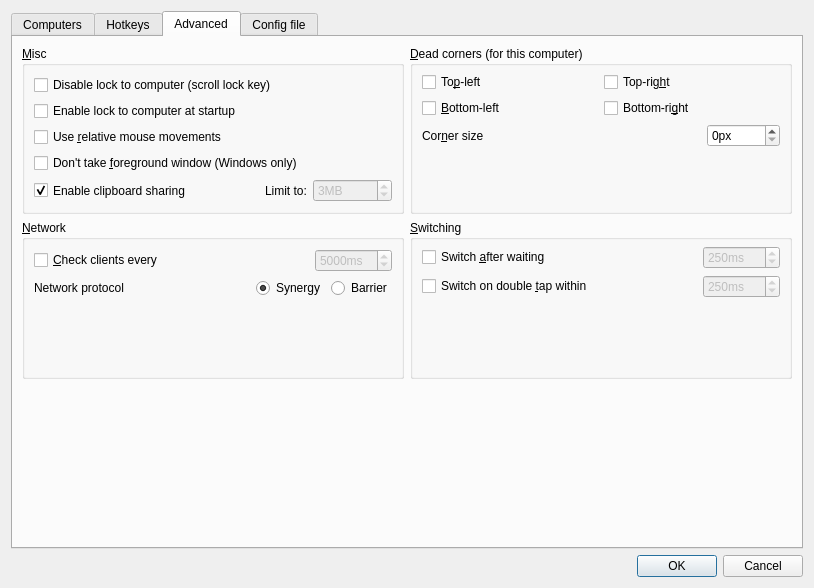
The window that src/lib/gui/dialogs/ServerConfigDialog.ui (deskflow/deskflow) describes before a commit, drawn with Qt 5.
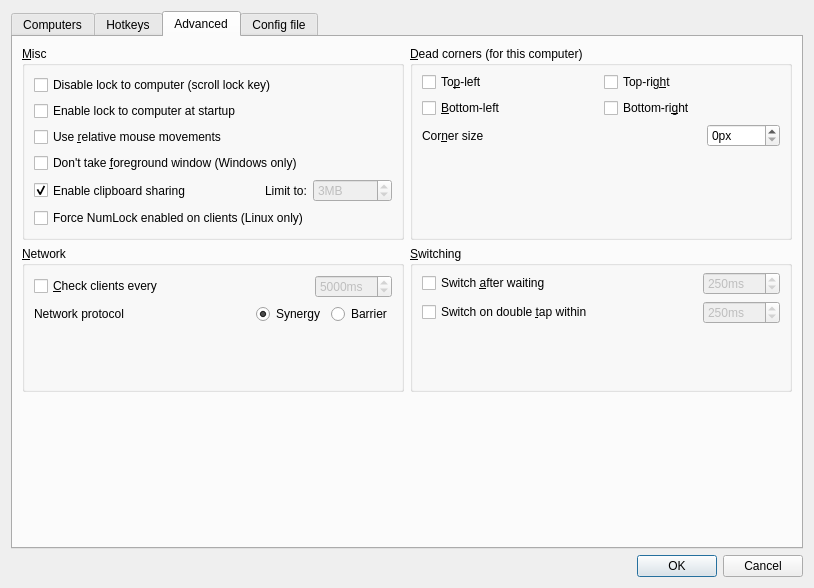
The same window after the commit. The open tabs and pages were chosen to show the change. Icons and pictures are not drawn. Custom widgets are drawn as their Qt base class.

Commit message:
feat: add an option to force toggle-on NumLock on Linux servers
this is mostly a temporary workaround for Wayland compositors that don't
properly send modifier EI events.

this is also a workaround for Deskflow until it handles modifier EI
events.

What changed in the file:
```diff
--- a/src/lib/gui/dialogs/ServerConfigDialog.ui
+++ b/src/lib/gui/dialogs/ServerConfigDialog.ui
@@ -523,6 +523,13 @@
             </item>
            </layout>
           </item>
+          <item>
+           <widget class="QCheckBox" name="cbForceNumLock">
+            <property name="text">
+             <string>Force NumLock enabled on clients (Linux only)</string>
+            </property>
+           </widget>
+          </item>
           <item>
            <spacer name="verticalSpacer_6">
             <property name="orientation">
```
The commit also changes 16 other files.
